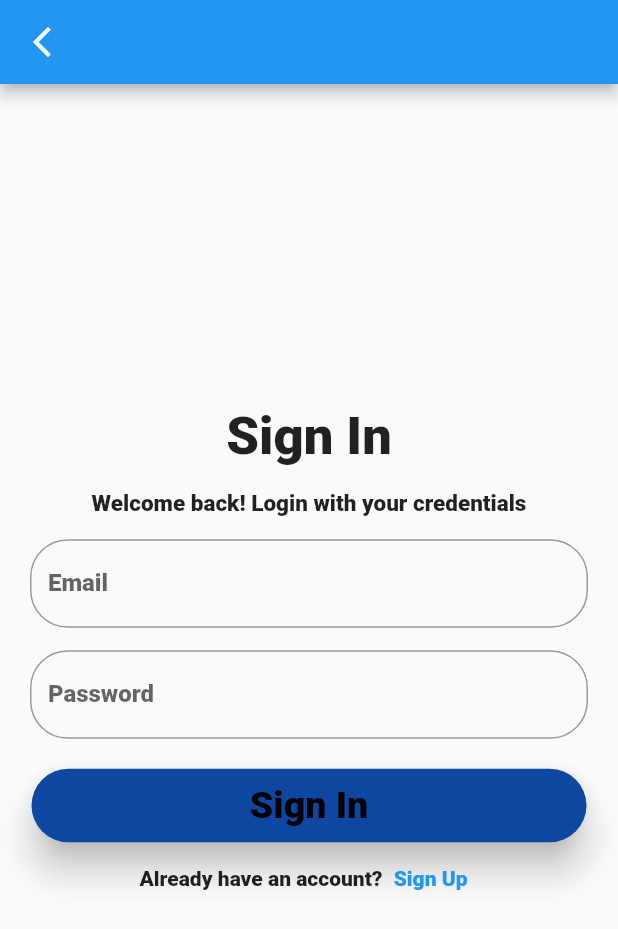
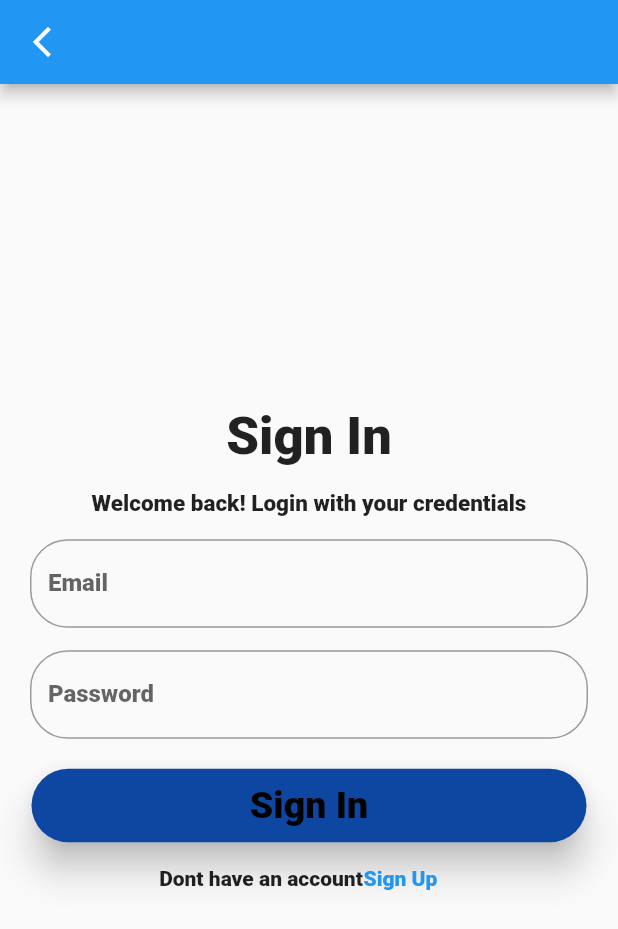
Before and after one commit to amantyagi8630/LoginPage_Build, a Flutter app: the SignUp screen opened by its route, after a tap on "Submit", after a tap on "Login", on a phone screen of 412 x 824 dp. Shown: the top 929 px of the screen. Run offline on Flutter 3.47's test engine with Material 2 defaults, Android fonts, the phone set to English and light mode, and no system bars; our stand-ins replace go_router, shared_preferences; accounts and stored records are empty; Roboto replaces fonts that are missing (Roboto-Black).

Commit message:
Directory Commited

```diff
--- a/lib/Sign In.dart
+++ b/lib/Sign In.dart
@@ -2,7 +2,6 @@ import 'package:flutter/material.dart';
 import 'package:go_router/go_router.dart';
 import 'package:shared_preferences/shared_preferences.dart';
 import 'package:untitled/DashBoard.dart';
-import 'package:untitled/Home%20Screen.dart';
 import 'package:untitled/Sign%20Up.dart';
 
 class SignIn extends StatefulWidget {
@@ -29,7 +28,6 @@ class _SignInState extends State<SignIn> {
       ),
       body: Container(
         decoration: const BoxDecoration(
-              //color: Colors.yellow,
             ),
         child: Padding(
           padding: const EdgeInsets.all(20.0),
@@ -127,18 +125,14 @@ class _SignInState extends State<SignIn> {
 
                           if (enteredEmail == storedEmail &&
                               enteredPassword == storedPassword) {
-                              Navigator.pushReplacement(
-                                context,
-                                MaterialPageRoute(
-                                    builder: (context) => const DashBoard()),
-                              );
+                            context.go('/e');
                           } else {
                             const message = SnackBar(
-                                content: Text('Please enter valid email id & password'),
+                              content: Text(
+                                  'Please enter valid email id & password'),
                               duration: Duration(milliseconds: 1500),
                             );
-                              ScaffoldMessenger.of(context)
-                                  .showSnackBar(message);
+                            ScaffoldMessenger.of(context).showSnackBar(message);
                           }
                         }
                       },
@@ -150,29 +144,24 @@ class _SignInState extends State<SignIn> {
                 Row(
                   mainAxisAlignment: MainAxisAlignment.center,
                   children: [
-                      Text(
-                        'Already have an account?',
+                    const Text(
+                      'Dont have an account',
                       style: TextStyle(
                           fontFamily: 'Roboto-Black',
                           fontWeight: FontWeight.w600),
                     ),
                     TextButton(
                       onPressed: () {
-                          Navigator.push(
-                              context,
-                              MaterialPageRoute(
-                                builder: (context) => SignUp(),
-                              ));
+                        context.go('/c');
                       },
-                        child: Padding(
+                      child: const Padding(
                         padding: EdgeInsets.zero,
                         child: Text(
-                            'Sign Up',
+                          'Sign Up    ',
                         ),
                       ),
                       style: ButtonStyle(
-                          padding:
-                          MaterialStateProperty.all<EdgeInsetsGeometry>(
+                        padding: MaterialStateProperty.all<EdgeInsetsGeometry>(
                           EdgeInsets.zero,
                         ),
                       ),
--- a/lib/Sign Up.dart
+++ b/lib/Sign Up.dart
@@ -160,10 +160,7 @@ class _SignUpState extends State<SignUp> {
                                 await prefs.setString('password', password);
                                 if (passwordController.text ==
                                     confirmPasswordController.text) {
-                                  Navigator.push(
-                                      context,
-                                      MaterialPageRoute(
-                                          builder: (context) => SignIn()));
+                                  context.go('/d');
                                 } else {
                                   const message = SnackBar(
                                     content: Text('Password not matched.'),
@@ -196,16 +193,12 @@ class _SignUpState extends State<SignUp> {
                           ),
                           TextButton(
                             onPressed: () {
-                              Navigator.push(
-                                  context,
-                                  MaterialPageRoute(
-                                    builder: (context) => SignIn(),
-                                  ));
+                              context.go('/d');
                             },
                             child: Padding(
                               padding: EdgeInsets.zero,
                               child: Text(
-                                'Login    ',
+                                'Login     ',
                               ),
                             ),
                             style: ButtonStyle(
--- a/lib/router/routing_config.dart
+++ b/lib/router/routing_config.dart
@@ -37,6 +37,12 @@ class AppRoute {
       builder: (BuildContext context, GoRouterState state) {
         return SignIn();
       },
+    ),
+    GoRoute(
+      path: "/e",
+      builder: (BuildContext context, GoRouterState state) {
+        return DashBoard();
+      },
     )
   ]);
 }
```
Also changed, not shown: lib/DashBoard.dart (+3 -8 lines). Lines whose indentation alone changed are shown as unchanged.
